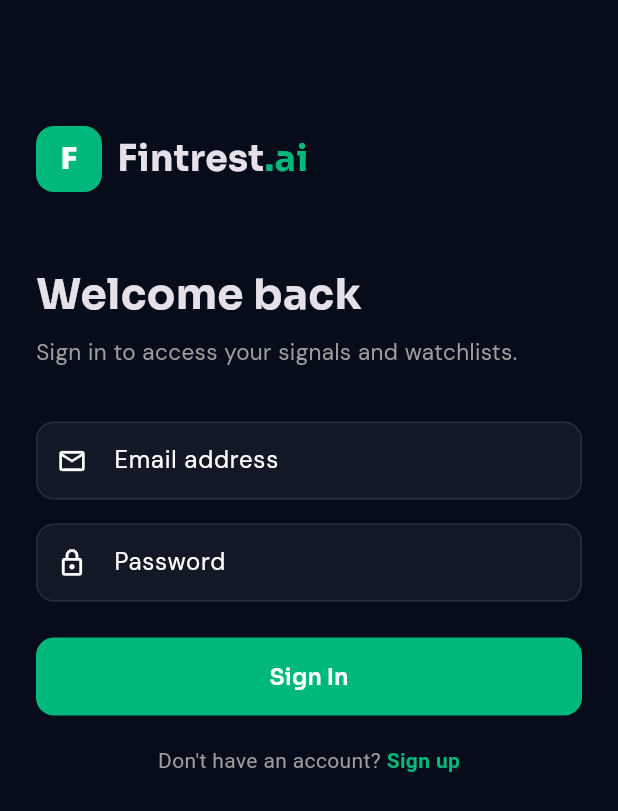
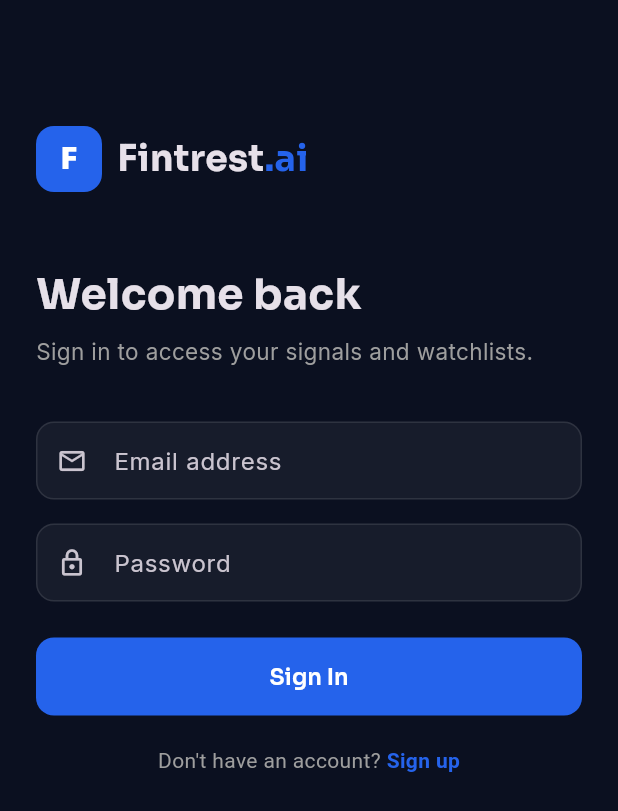
Before and after one commit to sudeeptelang/Fintrest, a Flutter app: the screen it shows after launch, on a phone screen of 412 x 824 dp. Shown: the top 811 px of the screen. Run offline on Flutter 3.47's test engine with Material 3 defaults, Android fonts, the phone set to English and light mode, and no system bars; our stand-ins replace dio, google_fonts, supabase_flutter; accounts and stored records are empty.

Commit message:
Switch theme to blue/purple with cool white + dark slate palette
Moves away from warm emerald/parchment to a cooler, modern Material 3
palette. Brand: blue (#2563EB) + purple (#8B5CF6). Light: slate-50
surfaces; Dark: slate-black (#0B1020) + indigo card (#111827).

Mobile (Flutter):
- app_theme.dart rewritten with Material 3 ColorScheme.fromSeed
  (seedBlue light / seedPurple dark), Sora/Inter typography retained
- AppColors values updated (names kept for zero widget refactor):
  emerald → #2563EB (blue primary), emeraldLight → #8B5CF6 (purple),
  emeraldDark → #1D4ED8, navy → #0B1020, navyLight → #111827
- Added explicit AppColors.gain (#10B981) for positive-change contexts
- Athena gradient: emerald (#0a1f17 → #14352a) → indigo (#1E1B4B → #2D2A6B)
  Applied to: dashboard hero, athena_screen, portfolio_screen, stock_detail

Web (Next.js):
- globals.css: all CSS variables updated to new palette
- --background cool slate-50, --primary blue, chart-1..5 re-palleted
- Gradient utilities (.gradient-text, .glow-emerald, .gradient-border,
  .bg-grid) now use blue/purple instead of emerald
- All 4 Athena-gradient pages updated to indigo (dashboard, athena,
  portfolio/rebalance, stock/{ticker}/score)

Flutter analyze: 0 errors. TypeScript: 0 errors.

Co-Authored-By: Claude Opus 4.6 (1M context) <noreply@anthropic.com>

```diff
--- a/mobile/lib/core/theme/app_theme.dart
+++ b/mobile/lib/core/theme/app_theme.dart
@@ -1,118 +1,64 @@
 import 'package:flutter/material.dart';
 import 'package:google_fonts/google_fonts.dart';
 
+/// Semantic color palette.
+/// Brand: blue + purple (per new design direction).
+/// Semantics: green = gain, red = loss, amber = watch.
+/// Names kept (emerald/navy) for zero-refactor across existing widgets —
+/// the values are what changed.
 class AppColors {
-  static const emerald = Color(0xFF00B87C);
-  static const emeraldLight = Color(0xFF00D68F);
-  static const emeraldDark = Color(0xFF009966);
-  static const navy = Color(0xFF060C1A);
-  static const navyLight = Color(0xFF0D1529);
+  // Brand (was emerald green, now blue)
+  static const emerald = Color(0xFF2563EB);      // primary blue
+  static const emeraldLight = Color(0xFF8B5CF6); // secondary purple
+  static const emeraldDark = Color(0xFF1D4ED8);  // darker blue
+
+  // Dark surfaces (was navy, now slate-black)
+  static const navy = Color(0xFF0B1020);
+  static const navyLight = Color(0xFF111827);
+
+  // Neutrals
   static const white = Color(0xFFFFFFFF);
-  static const grey50 = Color(0xFFF9FAFB);
-  static const grey100 = Color(0xFFF3F4F6);
-  static const grey200 = Color(0xFFE5E7EB);
-  static const grey400 = Color(0xFF9CA3AF);
-  static const grey500 = Color(0xFF6B7280);
-  static const grey600 = Color(0xFF4B5563);
-  static const grey800 = Color(0xFF1F2937);
-  static const grey900 = Color(0xFF111827);
-  static const red = Color(0xFFEF4444);
-  static const amber = Color(0xFFF59E0B);
+  static const grey50 = Color(0xFFF8FAFC);
+  static const grey100 = Color(0xFFF1F5F9);
+  static const grey200 = Color(0xFFE2E8F0);
+  static const grey400 = Color(0xFF94A3B8);
+  static const grey500 = Color(0xFF64748B);
+  static const grey600 = Color(0xFF475569);
+  static const grey800 = Color(0xFF1E293B);
+  static const grey900 = Color(0xFF0F172A);
+
+  // Semantic (gains/losses/watch)
+  static const gain = Color(0xFF10B981);     // emerald-500 — for positive changes
+  static const red = Color(0xFFEF4444);      // loss
+  static const amber = Color(0xFFF59E0B);    // watch/warning
+
+  static const seedBlue = Color(0xFF4F8CFF);
+  static const seedPurple = Color(0xFF8B5CF6);
 }
 
 class AppTheme {
-  static ThemeData get darkTheme {
+  static ThemeData get lightTheme {
     return ThemeData(
-      brightness: Brightness.dark,
-      scaffoldBackgroundColor: AppColors.navy,
-      primaryColor: AppColors.emerald,
-      colorScheme: const ColorScheme.dark(
-        primary: AppColors.emerald,
-        secondary: AppColors.emeraldLight,
-        surface: AppColors.navyLight,
+      useMaterial3: true,
+      colorScheme: ColorScheme.fromSeed(
+        seedColor: AppColors.seedBlue,
+        brightness: Brightness.light,
+      ).copyWith(
+        primary: AppColors.emerald,          // blue
+        secondary: AppColors.emeraldLight,   // purple
+        tertiary: const Color(0xFF6366F1),
+        surface: AppColors.grey50,
+        onSurface: AppColors.grey900,
         error: AppColors.red,
       ),
-      textTheme: GoogleFonts.dmSansTextTheme(ThemeData.dark().textTheme),
+      scaffoldBackgroundColor: AppColors.grey50,
+      textTheme: GoogleFonts.interTextTheme(ThemeData.light().textTheme),
       appBarTheme: AppBarTheme(
-        backgroundColor: AppColors.navy,
+        centerTitle: false,
         elevation: 0,
-        centerTitle: false,
-        titleTextStyle: GoogleFonts.sora(
-          fontSize: 18,
-          fontWeight: FontWeight.w700,
-          color: AppColors.white,
-        ),
-      ),
-      bottomNavigationBarTheme: const BottomNavigationBarThemeData(
-        backgroundColor: AppColors.navyLight,
-        selectedItemColor: AppColors.emerald,
-        unselectedItemColor: AppColors.grey500,
-        type: BottomNavigationBarType.fixed,
-        elevation: 0,
-      ),
-      cardTheme: CardThemeData(
-        color: AppColors.navyLight,
-        elevation: 0,
-        shape: RoundedRectangleBorder(
-          borderRadius: BorderRadius.circular(16),
-          side: BorderSide(color: Colors.white.withValues(alpha: 0.06)),
-        ),
-      ),
-      inputDecorationTheme: InputDecorationTheme(
-        filled: true,
-        fillColor: Colors.white.withValues(alpha: 0.05),
-        border: OutlineInputBorder(
-          borderRadius: BorderRadius.circular(12),
-          borderSide: BorderSide(color: Colors.white.withValues(alpha: 0.1)),
-        ),
-        enabledBorder: OutlineInputBorder(
-          borderRadius: BorderRadius.circular(12),
-          borderSide: BorderSide(color: Colors.white.withValues(alpha: 0.1)),
-        ),
-        focusedBorder: OutlineInputBorder(
-          borderRadius: BorderRadius.circular(12),
-          borderSide: const BorderSide(color: AppColors.emerald),
-        ),
-        contentPadding: const EdgeInsets.symmetric(horizontal: 16, vertical: 14),
-      ),
-      elevatedButtonTheme: ElevatedButtonThemeData(
-        style: ElevatedButton.styleFrom(
-          backgroundColor: AppColors.emerald,
-          foregroundColor: Colors.white,
-          elevation: 0,
-          padding: const EdgeInsets.symmetric(horizontal: 24, vertical: 14),
-          shape: RoundedRectangleBorder(borderRadius: BorderRadius.circular(12)),
-          textStyle: GoogleFonts.sora(fontSize: 15, fontWeight: FontWeight.w600),
-        ),
-      ),
-      outlinedButtonTheme: OutlinedButtonThemeData(
-        style: OutlinedButton.styleFrom(
-          foregroundColor: Colors.white,
-          side: BorderSide(color: Colors.white.withValues(alpha: 0.2)),
-          padding: const EdgeInsets.symmetric(horizontal: 24, vertical: 14),
-          shape: RoundedRectangleBorder(borderRadius: BorderRadius.circular(12)),
-          textStyle: GoogleFonts.sora(fontSize: 15, fontWeight: FontWeight.w600),
-        ),
-      ),
-    );
-  }
-
-  static ThemeData get lightTheme {
-    return ThemeData(
-      brightness: Brightness.light,
-      scaffoldBackgroundColor: AppColors.white,
-      primaryColor: AppColors.emerald,
-      colorScheme: const ColorScheme.light(
-        primary: AppColors.emerald,
-        secondary: AppColors.emeraldLight,
-        surface: AppColors.grey50,
-        error: AppColors.red,
-      ),
-      textTheme: GoogleFonts.dmSansTextTheme(ThemeData.light().textTheme),
-      appBarTheme: AppBarTheme(
-        backgroundColor: AppColors.white,
-        elevation: 0,
-        centerTitle: false,
+        scrolledUnderElevation: 0,
+        backgroundColor: Colors.transparent,
+        surfaceTintColor: Colors.transparent,
         titleTextStyle: GoogleFonts.sora(
           fontSize: 18,
           fontWeight: FontWeight.w700,
@@ -128,11 +74,16 @@ class AppTheme {
         elevation: 0,
       ),
       cardTheme: CardThemeData(
+        elevation: 0,
         color: AppColors.white,
-        elevation: 0,
         shape: RoundedRectangleBorder(
-          borderRadius: BorderRadius.circular(16),
+          borderRadius: BorderRadius.circular(20),
           side: const BorderSide(color: AppColors.grey200),
+        ),
+      ),
+      chipTheme: ChipThemeData(
+        shape: RoundedRectangleBorder(
+          borderRadius: BorderRadius.circular(12),
         ),
       ),
       inputDecorationTheme: InputDecorationTheme(
@@ -162,6 +113,103 @@ class AppTheme {
           textStyle: GoogleFonts.sora(fontSize: 15, fontWeight: FontWeight.w600),
         ),
       ),
+      outlinedButtonTheme: OutlinedButtonThemeData(
+        style: OutlinedButton.styleFrom(
+          foregroundColor: AppColors.emerald,
+          side: const BorderSide(color: AppColors.grey200),
+          padding: const EdgeInsets.symmetric(horizontal: 24, vertical: 14),
+          shape: RoundedRectangleBorder(borderRadius: BorderRadius.circular(12)),
+          textStyle: GoogleFonts.sora(fontSize: 15, fontWeight: FontWeight.w600),
+        ),
+      ),
+    );
+  }
+
+  static ThemeData get darkTheme {
+    return ThemeData(
+      useMaterial3: true,
+      brightness: Brightness.dark,
+      colorScheme: ColorScheme.fromSeed(
+        seedColor: AppColors.seedPurple,
+        brightness: Brightness.dark,
+      ).copyWith(
+        primary: const Color(0xFF93C5FD),
+        secondary: const Color(0xFFC4B5FD),
+        tertiary: const Color(0xFFA5B4FC),
+        surface: AppColors.grey900,
+        onSurface: const Color(0xFFE2E8F0),
+        error: const Color(0xFFF87171),
+      ),
+      scaffoldBackgroundColor: AppColors.navy,
+      textTheme: GoogleFonts.interTextTheme(ThemeData.dark().textTheme),
+      appBarTheme: AppBarTheme(
+        centerTitle: false,
+        elevation: 0,
+        scrolledUnderElevation: 0,
+        backgroundColor: Colors.transparent,
+        surfaceTintColor: Colors.transparent,
+        titleTextStyle: GoogleFonts.sora(
+          fontSize: 18,
+          fontWeight: FontWeight.w700,
+          color: AppColors.white,
+        ),
+      ),
+      bottomNavigationBarTheme: const BottomNavigationBarThemeData(
+        backgroundColor: AppColors.navyLight,
+        selectedItemColor: Color(0xFF93C5FD),
+        unselectedItemColor: AppColors.grey500,
+        type: BottomNavigationBarType.fixed,
+        elevation: 0,
+      ),
+      cardTheme: CardThemeData(
+        elevation: 0,
+        color: AppColors.navyLight,
+        shape: RoundedRectangleBorder(
+          borderRadius: BorderRadius.circular(20),
+          side: BorderSide(color: Colors.white.withValues(alpha: 0.06)),
+        ),
+      ),
+      chipTheme: ChipThemeData(
+        shape: RoundedRectangleBorder(
+          borderRadius: BorderRadius.circular(12),
+        ),
+      ),
+      inputDecorationTheme: InputDecorationTheme(
+        filled: true,
+        fillColor: Colors.white.withValues(alpha: 0.05),
+        border: OutlineInputBorder(
+          borderRadius: BorderRadius.circular(12),
+          borderSide: BorderSide(color: Colors.white.withValues(alpha: 0.1)),
+        ),
+        enabledBorder: OutlineInputBorder(
+          borderRadius: BorderRadius.circular(12),
+          borderSide: BorderSide(color: Colors.white.withValues(alpha: 0.1)),
+        ),
+        focusedBorder: OutlineInputBorder(
+          borderRadius: BorderRadius.circular(12),
+          borderSide: const BorderSide(color: Color(0xFF93C5FD)),
+        ),
+        contentPadding: const EdgeInsets.symmetric(horizontal: 16, vertical: 14),
+      ),
+      elevatedButtonTheme: ElevatedButtonThemeData(
+        style: ElevatedButton.styleFrom(
+          backgroundColor: AppColors.emerald,
+          foregroundColor: Colors.white,
+          elevation: 0,
+          padding: const EdgeInsets.symmetric(horizontal: 24, vertical: 14),
+          shape: RoundedRectangleBorder(borderRadius: BorderRadius.circular(12)),
+          textStyle: GoogleFonts.sora(fontSize: 15, fontWeight: FontWeight.w600),
+        ),
+      ),
+      outlinedButtonTheme: OutlinedButtonThemeData(
+        style: OutlinedButton.styleFrom(
+          foregroundColor: Colors.white,
+          side: BorderSide(color: Colors.white.withValues(alpha: 0.2)),
+          padding: const EdgeInsets.symmetric(horizontal: 24, vertical: 14),
+          shape: RoundedRectangleBorder(borderRadius: BorderRadius.circular(12)),
+          textStyle: GoogleFonts.sora(fontSize: 15, fontWeight: FontWeight.w600),
+        ),
+      ),
     );
   }
 }
--- a/mobile/lib/screens/athena/athena_screen.dart
+++ b/mobile/lib/screens/athena/athena_screen.dart
@@ -130,7 +130,7 @@ class _AthenaScreenState extends State<AthenaScreen> {
               height: 30,
               decoration: BoxDecoration(
                 gradient: const LinearGradient(
-                  colors: [Color(0xFF0a1f17), Color(0xFF14352a)],
+                  colors: [Color(0xFF1E1B4B), Color(0xFF2D2A6B)],
                 ),
                 borderRadius: BorderRadius.circular(8),
                 border: Border.all(color: AppColors.emerald.withValues(alpha: 0.4)),
@@ -325,7 +325,7 @@ class _MessageBubble extends StatelessWidget {
         margin: const EdgeInsets.only(bottom: 12, right: 40),
         decoration: BoxDecoration(
           gradient: const LinearGradient(
-            colors: [Color(0xFF0a1f17), Color(0xFF14352a)],
+            colors: [Color(0xFF1E1B4B), Color(0xFF2D2A6B)],
             begin: Alignment.topLeft,
             end: Alignment.bottomRight,
           ),
@@ -381,7 +381,7 @@ class _TypingIndicator extends StatelessWidget {
         padding: const EdgeInsets.symmetric(horizontal: 16, vertical: 12),
         decoration: BoxDecoration(
           gradient: const LinearGradient(
-            colors: [Color(0xFF0a1f17), Color(0xFF14352a)],
+            colors: [Color(0xFF1E1B4B), Color(0xFF2D2A6B)],
           ),
           borderRadius: BorderRadius.circular(16),
           border: Border.all(color: AppColors.emerald.withValues(alpha: 0.2)),
--- a/mobile/lib/screens/dashboard/dashboard_screen.dart
+++ b/mobile/lib/screens/dashboard/dashboard_screen.dart
@@ -209,7 +209,7 @@ class _AthenaPicks extends StatelessWidget {
     return Container(
       decoration: BoxDecoration(
         gradient: const LinearGradient(
-          colors: [Color(0xFF0a1f17), Color(0xFF14352a)],
+          colors: [Color(0xFF1E1B4B), Color(0xFF2D2A6B)],
           begin: Alignment.topLeft,
           end: Alignment.bottomRight,
         ),
--- a/mobile/lib/screens/portfolio/portfolio_screen.dart
+++ b/mobile/lib/screens/portfolio/portfolio_screen.dart
@@ -151,7 +151,7 @@ class _SummaryBanner extends StatelessWidget {
       padding: const EdgeInsets.all(20),
       decoration: BoxDecoration(
         gradient: const LinearGradient(
-          colors: [Color(0xFF0a1f17), Color(0xFF14352a)],
+          colors: [Color(0xFF1E1B4B), Color(0xFF2D2A6B)],
           begin: Alignment.topLeft,
           end: Alignment.bottomRight,
         ),
--- a/mobile/lib/screens/stock_detail/stock_detail_screen.dart
+++ b/mobile/lib/screens/stock_detail/stock_detail_screen.dart
@@ -276,7 +276,7 @@ class _StockDetailScreenState extends State<StockDetailScreen> {
     return Container(
       decoration: BoxDecoration(
         gradient: const LinearGradient(
-          colors: [Color(0xFF0a1f17), Color(0xFF14352a)],
+          colors: [Color(0xFF1E1B4B), Color(0xFF2D2A6B)],
           begin: Alignment.topLeft, end: Alignment.bottomRight,
         ),
         borderRadius: BorderRadius.circular(16),
```
Also changed, not shown: 6 other files.
